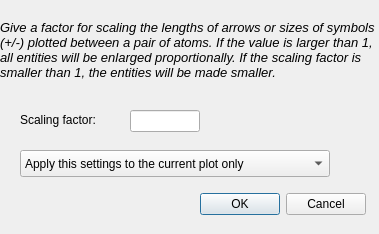
First picture: the form in ui/dscalearrow.ui, repository dmt4/ddplot, before the edit.
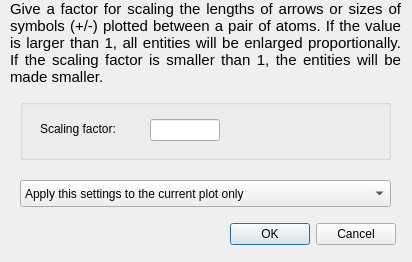
Second picture: the form after the edit.

What changed in the file:
```diff
--- a/ui/dscalearrow.ui
+++ b/ui/dscalearrow.ui
@@ -6,8 +6,8 @@
    <rect>
     <x>0</x>
     <y>0</y>
-    <width>379</width>
-    <height>234</height>
+    <width>412</width>
+    <height>262</height>
    </rect>
   </property>
   <property name="windowTitle">
@@ -16,9 +16,9 @@
   <widget class="QLabel" name="TextLabel1">
    <property name="geometry">
     <rect>
-     <x>0</x>
+     <x>10</x>
      <y>0</y>
-     <width>380</width>
+     <width>391</width>
      <height>101</height>
     </rect>
    </property>
@@ -32,14 +32,14 @@
     <string>&lt;!DOCTYPE HTML PUBLIC &quot;-//W3C//DTD HTML 4.0//EN&quot; &quot;http://www.w3.org/TR/REC-html40/strict.dtd&quot;&gt;
 &lt;html&gt;&lt;head&gt;&lt;meta name=&quot;qrichtext&quot; content=&quot;1&quot; /&gt;&lt;style type=&quot;text/css&quot;&gt;
 p, li { white-space: pre-wrap; }
-&lt;/style&gt;&lt;/head&gt;&lt;body style=&quot; font-family:'Sans'; font-size:10pt; font-weight:400; font-style:normal;&quot;&gt;
-&lt;p style=&quot; margin-top:0px; margin-bottom:0px; margin-left:0px; margin-right:0px; -qt-block-indent:0; text-indent:0px;&quot;&gt;&lt;span style=&quot; font-style:italic;&quot;&gt;Give a factor for scaling the lengths of arrows or sizes of symbols (+/-) plotted between a pair of atoms. If the value is larger than 1, all entities will be enlarged proportionally. If the scaling factor is smaller than 1, the entities will be made smaller.&lt;/span&gt;&lt;/p&gt;&lt;/body&gt;&lt;/html&gt;</string>
+&lt;/style&gt;&lt;/head&gt;&lt;body style=&quot; font-family:'Ubuntu'; font-size:11pt; font-weight:400; font-style:normal;&quot;&gt;
+&lt;p align=&quot;justify&quot; style=&quot; margin-top:0px; margin-bottom:0px; margin-left:0px; margin-right:0px; -qt-block-indent:0; text-indent:0px;&quot;&gt;Give a factor for scaling the lengths of arrows or sizes of symbols (+/-) plotted between a pair of atoms. If the value is larger than 1, all entities will be enlarged proportionally. If the scaling factor is smaller than 1, the entities will be made smaller.&lt;/p&gt;&lt;/body&gt;&lt;/html&gt;</string>
    </property>
    <property name="textFormat">
     <enum>Qt::RichText</enum>
    </property>
    <property name="alignment">
-    <set>Qt::AlignLeading|Qt::AlignLeft|Qt::AlignVCenter</set>
+    <set>Qt::AlignLeading|Qt::AlignLeft|Qt::AlignTop</set>
    </property>
    <property name="wordWrap">
     <bool>true</bool>
@@ -48,41 +48,12 @@
     <number>5</number>
    </property>
   </widget>
-  <widget class="QLineEdit" name="sfactor">
-   <property name="geometry">
-    <rect>
-     <x>130</x>
-     <y>110</y>
-     <width>70</width>
-     <height>22</height>
-    </rect>
-   </property>
-  </widget>
-  <widget class="QLabel" name="TextLabel2">
-   <property name="geometry">
-    <rect>
-     <x>20</x>
-     <y>110</y>
-     <width>110</width>
-     <height>20</height>
-    </rect>
-   </property>
-   <property name="text">
-    <string>Scaling factor:</string>
-   </property>
-   <property name="textFormat">
-    <enum>Qt::AutoText</enum>
-   </property>
-   <property name="wordWrap">
-    <bool>false</bool>
-   </property>
-  </widget>
   <widget class="QComboBox" name="applyHow">
    <property name="geometry">
     <rect>
      <x>20</x>
-     <y>150</y>
-     <width>310</width>
+     <y>180</y>
+     <width>371</width>
      <height>27</height>
     </rect>
    </property>
@@ -100,8 +71,8 @@
   <widget class="QDialogButtonBox" name="buttonBox">
    <property name="geometry">
     <rect>
-     <x>190</x>
-     <y>190</y>
+     <x>220</x>
+     <y>220</y>
      <width>176</width>
      <height>28</height>
     </rect>
@@ -110,6 +81,48 @@
     <set>QDialogButtonBox::Cancel|QDialogButtonBox::Ok</set>
    </property>
   </widget>
+  <widget class="QGroupBox" name="groupBox">
+   <property name="geometry">
+    <rect>
+     <x>20</x>
+     <y>99</y>
+     <width>371</width>
+     <height>61</height>
+    </rect>
+   </property>
+   <property name="title">
+    <string/>
+   </property>
+   <widget class="QLabel" name="TextLabel2">
+    <property name="geometry">
+     <rect>
+      <x>20</x>
+      <y>20</y>
+      <width>110</width>
+      <height>20</height>
+     </rect>
+    </property>
+    <property name="text">
+     <string>Scaling factor:</string>
+    </property>
+    <property name="textFormat">
+     <enum>Qt::AutoText</enum>
+    </property>
+    <property name="wordWrap">
+     <bool>false</bool>
+    </property>
+   </widget>
+   <widget class="QLineEdit" name="sfactor">
+    <property name="geometry">
+     <rect>
+      <x>130</x>
+      <y>20</y>
+      <width>70</width>
+      <height>22</height>
+     </rect>
+    </property>
+   </widget>
+  </widget>
  </widget>
  <layoutdefault spacing="6" margin="11"/>
  <pixmapfunction>qPixmapFromMimeSource</pixmapfunction>
```
